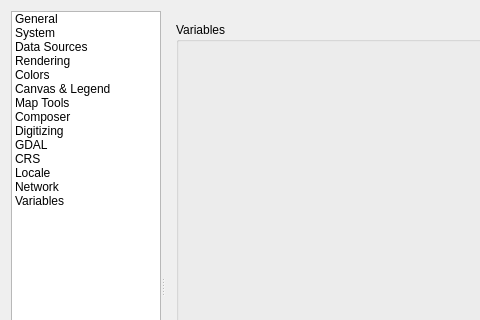
First picture: the form in src/ui/qgsoptionsbase.ui, repository qgis/QGIS, before the edit; both pictures show x 0 to 480 and y 0 to 320 of the 800 by 600 pixel window.
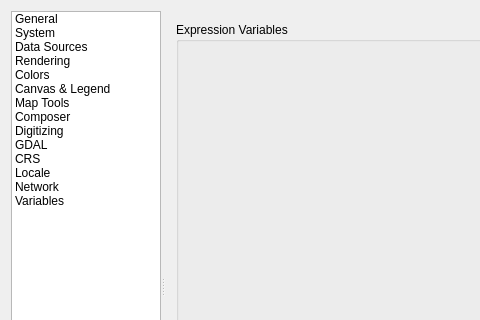
Second picture: the form after the edit. The open tabs and pages were chosen to show the change. Icons and pictures are not drawn. Custom widgets are drawn as their Qt base class.

Commit message: Clarify wording of "Expression Variables" title

Diff of the .ui file:
```diff
--- a/src/ui/qgsoptionsbase.ui
+++ b/src/ui/qgsoptionsbase.ui
@@ -4663,7 +4663,7 @@
            <item>
             <widget class="QGroupBox" name="groupBox_25">
              <property name="title">
-              <string>Variables</string>
+              <string>Expression Variables</string>
              </property>
              <layout class="QVBoxLayout" name="verticalLayout_41">
               <item>
```
